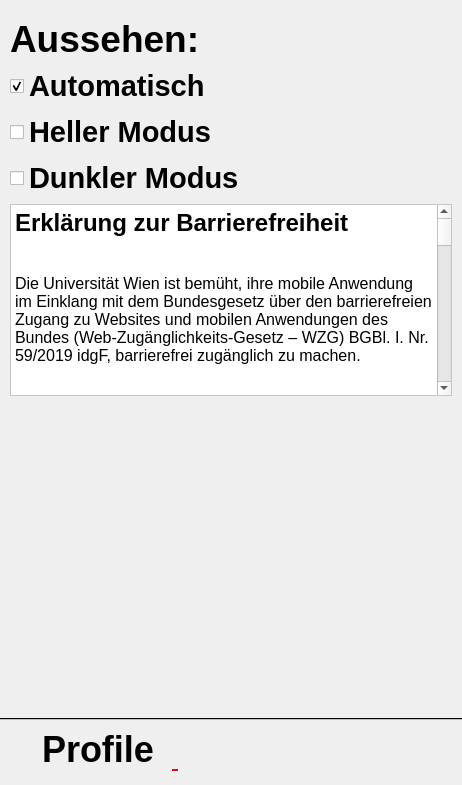
First picture: the form in klingelballui.ui, repository Sammasas/Klingelball-App, before the edit.
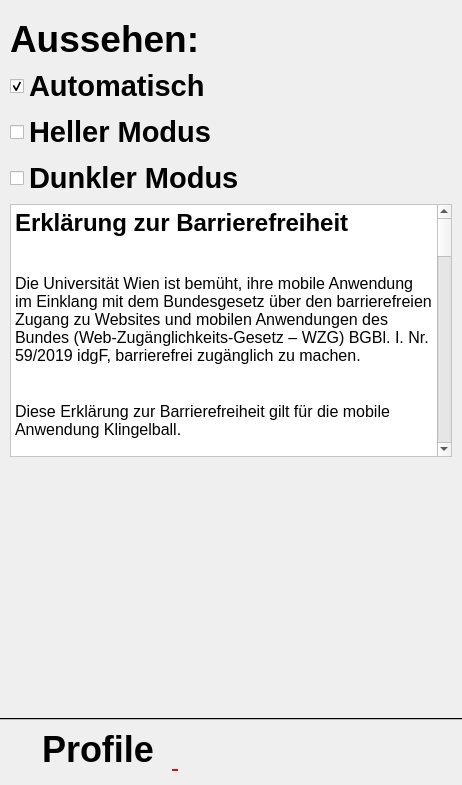
Second picture: the form after the edit. The open tabs and pages were chosen to show the change. Icons and pictures are not drawn.

```diff
--- a/klingelballui.ui
+++ b/klingelballui.ui
@@ -2447,7 +2447,7 @@
 &lt;p style=&quot; margin-top:37px; margin-bottom:37px; margin-left:0px; margin-right:0px; -qt-block-indent:0; text-indent:0px; background-color:transparent;&quot;&gt;&lt;span style=&quot; font-family:'Times New Roman','Times New Roman_EmbeddedFont','Times New Roman_MSFontService','serif'; font-size:12pt; color:#000000;&quot;&gt;Die Beschwerden werden von der FFG dahingehend geprüft, ob sie sich auf Verstöße gegen die Vorgaben des Web-Zugänglichkeits-Gesetzes, insbesondere Mängel bei der Einhaltung der Barrierefreiheitsanforderungen, durch den Bund oder einer ihm zuordenbaren Einrichtung beziehen. &lt;/span&gt;&lt;/p&gt;
 &lt;p style=&quot; margin-top:37px; margin-bottom:37px; margin-left:0px; margin-right:0px; -qt-block-indent:0; text-indent:0px; background-color:transparent;&quot;&gt;&lt;span style=&quot; font-family:'Times New Roman','Times New Roman_EmbeddedFont','Times New Roman_MSFontService','serif'; font-size:12pt; color:#000000;&quot;&gt;Sofern die Beschwerde berechtigt ist, hat die FFG dem Bund oder den betroffenen Rechtsträgern Handlungsempfehlungen auszusprechen und Maßnahmen vorzuschlagen, die der Beseitigung der vorliegenden Mängel dienen. &lt;/span&gt;&lt;/p&gt;
 &lt;p style=&quot; margin-top:37px; margin-bottom:37px; margin-left:0px; margin-right:0px; -qt-block-indent:0; text-indent:0px; background-color:transparent;&quot;&gt;&lt;a href=&quot;https://www.ffg.at/barrierefreiheit/beschwerdestelle&quot;&gt;&lt;span style=&quot; font-family:'Times New Roman','Times New Roman_EmbeddedFont','Times New Roman_MSFontService','serif'; font-size:12pt; text-decoration: underline; color:#0000ff;&quot;&gt;Weitere Informationen zum Beschwerdeverfahren&lt;/span&gt;&lt;/a&gt;&lt;span style=&quot; font-family:'Times New Roman','Times New Roman_EmbeddedFont','Times New Roman_MSFontService','serif'; font-size:12pt; color:#000000;&quot;&gt; &lt;/span&gt;&lt;/p&gt;
-&lt;p style=&quot; margin-top:0px; margin-bottom:11px; margin-left:0px; margin-right:0px; -qt-block-indent:0; text-indent:0px; background-color:transparent;&quot;&gt;&lt;span style=&quot; font-family:'Calibri','Calibri_EmbeddedFont','Calibri_MSFontService','sans-serif'; font-size:11pt; color:#000000;&quot;&gt; &lt;/span&gt;&lt;/p&gt;&lt;/body&gt;&lt;/html&gt;</string>
+&lt;p style=&quot; margin-top:0px; margin-bottom:11px; margin-left:0px; margin-right:0px; -qt-block-indent:0; text-indent:0px; background-color:transparent;&quot;&gt;&lt;span style=&quot; font-family:'Calibri','Calibri_EmbeddedFont','Calibri_MSFontService','sans-serif'; font-size:11pt; color:#000000;&quot;&gt;This app was developed by Samuel Zeillinger in cooperation with University of Vienna &lt;/span&gt;&lt;/p&gt;&lt;/body&gt;&lt;/html&gt;</string>
           </property>
           <property name="openExternalLinks">
            <bool>true</bool>
@@ -2467,19 +2467,6 @@
           </property>
          </spacer>
         </item>
-        <item>
-         <spacer name="verticalSpacer_10">
-          <property name="orientation">
-           <enum>Qt::Orientation::Vertical</enum>
-          </property>
-          <property name="sizeHint" stdset="0">
-           <size>
-            <width>20</width>
-            <height>0</height>
-           </size>
-          </property>
-         </spacer>
-        </item>
        </layout>
       </widget>
      </widget>
```
Left out of the diff: 2 changed lines with no effect on the pictures.
